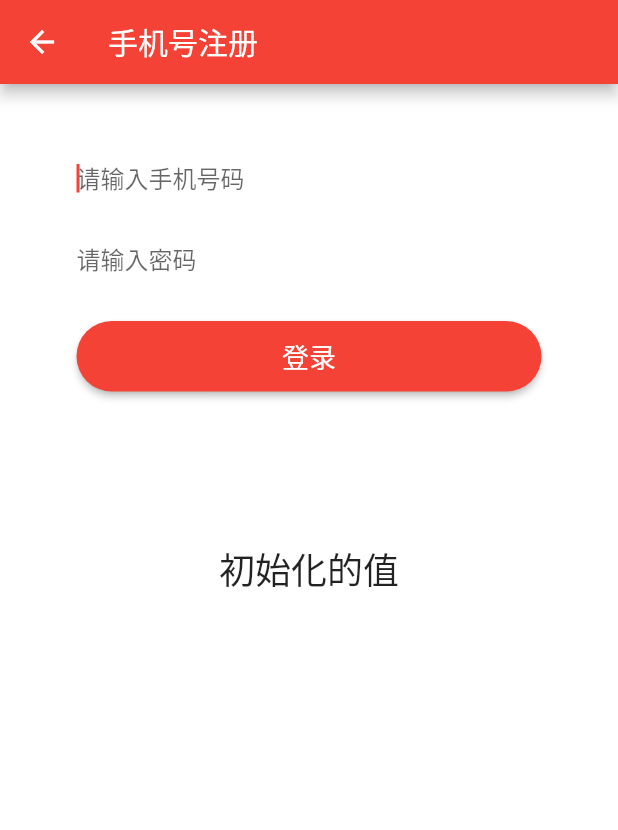
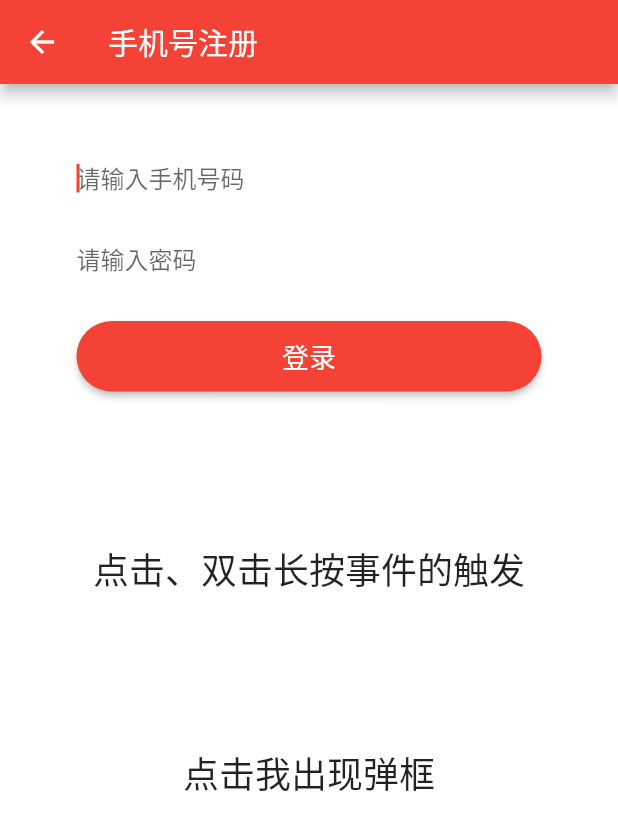
Before and after one commit to leitingting08/sum-flutter, a Flutter app: the RegisterPage screen opened directly, on a phone screen of 412 x 824 dp. Shown: the top 830 px of the screen. Run offline on Flutter 3.47's test engine with Material 2 defaults, Android fonts, the phone set to English and light mode, and no system bars; our stand-ins replace dio, fluttertoast; network calls fail.

Commit message:
WIP: 弹窗示例

```diff
--- a/lib/main.dart
+++ b/lib/main.dart
@@ -10,7 +10,8 @@ void main() => runApp(MyApp());
 class MyApp extends StatelessWidget {
   // 定义路由信息
   final Map<String, Function> routes = {
-    '/register': (context, {arguments}) => RegisterPage(arguments: arguments),
+    // '/register': (context, {arguments}) => RegisterPage(arguments: arguments),
+    '/register': (BuildContext context) => RegisterPage(),
     '/login': (BuildContext context) => LoginPage(),
     '/forget': (BuildContext context) => ForgetPage(),
     '/search': (BuildContext context) => SearchPage(),
--- a/lib/pages/login/register.dart
+++ b/lib/pages/login/register.dart
@@ -1,11 +1,10 @@
 import 'package:flutter/material.dart';
 
-// import 'package:fluttertoast/fluttertoast.dart';
 // import 'package:app/utils/netutils.dart';
 // 1 手机号登录 0 手机号注册 2网易邮箱登录
 class RegisterPage extends StatefulWidget {
-  RegisterPage({Key key, this.arguments}) : super(key: key);
-  final Map arguments;
+  RegisterPage({Key key, this.text}) : super(key: key);
+  final String text;
 
   @override
   _RegisterPageState createState() => _RegisterPageState();
@@ -15,9 +14,13 @@ class _RegisterPageState extends State<RegisterPage> {
   String title;
   String userinput;
   String passwordinput;
-  String eventEmitter = '初始化的值';
+  String eventEmitter = '点击、双击长按事件的触发';
+  String dialogTxt = '点击我出现弹框';
 
   void _getTextInfo() {
+    // setState(() {
+    //   // title:this.text
+    // });
     // if (this.arguments != null && this.arguments['id'] == 0) {
     title = '手机号注册';
     userinput = '请输入手机号码';
@@ -36,6 +39,28 @@ class _RegisterPageState extends State<RegisterPage> {
     setState(() {
       eventEmitter = text;
     });
+  }
+
+  _generateAlertDialog(String contents) {
+    return AlertDialog(
+      title: Text('这是标题'),
+      content: Text(contents),
+      actions: <Widget>[
+        FlatButton(
+          child: Text('取消'),
+          onPressed: () {
+            Navigator.pop(context, '点击了取消');
+          },
+        ),
+        FlatButton(
+          child: Text('确认'),
+          onPressed: () {
+            Navigator.pop(context, '点击了确认');
+            Navigator.of(context).pushNamed('/search');
+          },
+        ),
+      ],
+    );
   }
 
   Widget build(BuildContext context) {
@@ -101,6 +126,17 @@ class _RegisterPageState extends State<RegisterPage> {
                           onTap: () => updateText("点击"),
                           onDoubleTap: () => updateText("双击"),
                           onLongPress: () => updateText("长按"),
+                        )),
+                    Padding(
+                        padding: EdgeInsets.only(top: 100),
+                        child: GestureDetector(
+                          child: Text(
+                            dialogTxt,
+                            style: TextStyle(fontSize: 24),
+                          ),
+                          onTap: () => showDialog(
+                              context: context,
+                              builder: (_) => _generateAlertDialog("我是弹框的内容")),
                         ))
                   ],
                 ),
```
Also changed, not shown: lib/components/showDialog.dart (deleted, +0 -30 lines), lib/pages/login/login.dart (+16 -21 lines), lib/components/showMyDialog.dart (added), pubspec.lock.
